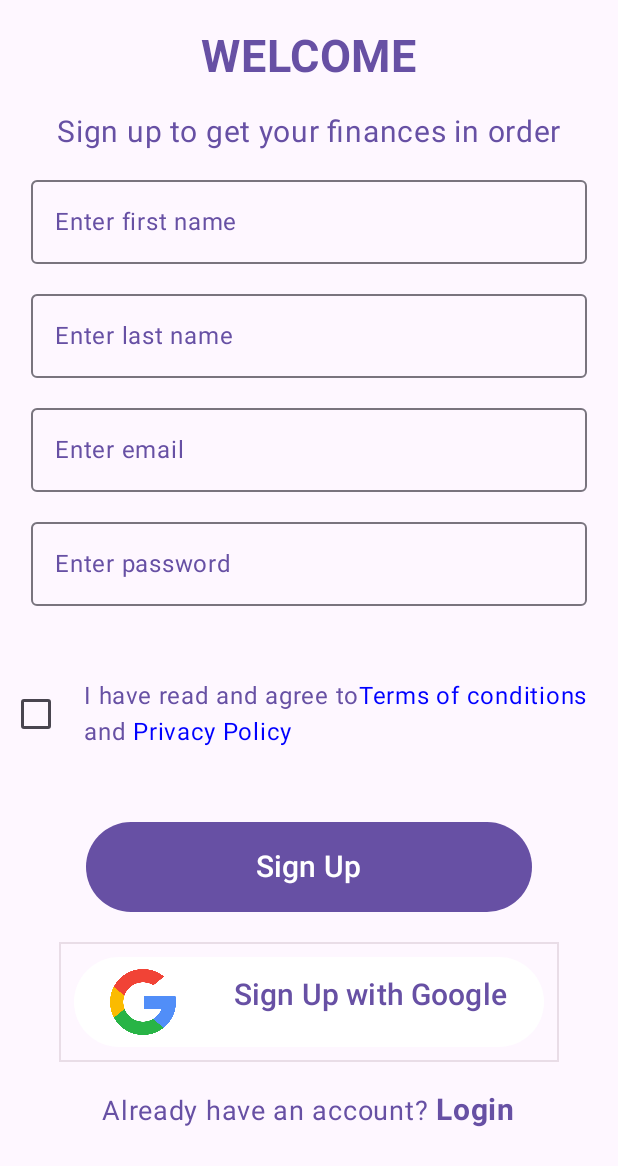
After one commit to hngx-org/financial-planner-ai-app, an Android app built with Jetpack Compose: the composable SignupScreen shown on its own in the app's theme, on a phone screen of 412 x 824 dp. The commit adds this screen. Shown: the top 1166 px of the screen. Run offline under Robolectric (Android 15) with nearby library versions, the phone set to English and light mode, and no system bars.

Commit message:
Sign up screen done (#3)
* App theme set

* Sign up screen

```diff
--- a/app/src/main/java/com/example/financial_planner_ai_app/MainActivity.kt
+++ b/app/src/main/java/com/example/financial_planner_ai_app/MainActivity.kt
@@ -22,25 +22,9 @@ class MainActivity : ComponentActivity() {
                     modifier = Modifier.fillMaxSize(),
                     color = MaterialTheme.colorScheme.background
                 ) {
-                    Greeting("Android")
+                    //app entry comes here
                 }
             }
         }
     }
 }
-
-@Composable
-fun Greeting(name: String, modifier: Modifier = Modifier) {
-    Text(
-        text = "Hello $name!",
-        modifier = modifier
-    )
-}
-
-@Preview(showBackground = true)
-@Composable
-fun GreetingPreview() {
-    FinancialplanneraiappTheme {
-        Greeting("Android")
-    }
-}
--- /dev/null
+++ b/app/src/main/java/com/example/financial_planner_ai_app/ui/screens/SignupScreen.kt
@@ -0,0 +1,206 @@
+package com.example.financial_planner_ai_app.ui.screens
+
+import androidx.compose.foundation.Image
+import androidx.compose.foundation.border
+import androidx.compose.foundation.layout.Arrangement
+import androidx.compose.foundation.layout.Column
+import androidx.compose.foundation.layout.Row
+import androidx.compose.foundation.layout.fillMaxSize
+import androidx.compose.foundation.layout.fillMaxWidth
+import androidx.compose.foundation.layout.height
+import androidx.compose.foundation.layout.padding
+import androidx.compose.material3.Button
+import androidx.compose.material3.ButtonDefaults
+import androidx.compose.material3.Checkbox
+import androidx.compose.material3.ExperimentalMaterial3Api
+import androidx.compose.material3.MaterialTheme
+import androidx.compose.material3.OutlinedTextField
+import androidx.compose.material3.Text
+import androidx.compose.runtime.Composable
+import androidx.compose.runtime.getValue
+import androidx.compose.runtime.mutableStateOf
+import androidx.compose.runtime.remember
+import androidx.compose.runtime.setValue
+import androidx.compose.ui.Alignment
+import androidx.compose.ui.Modifier
+import androidx.compose.ui.graphics.Color
+import androidx.compose.ui.res.painterResource
+import androidx.compose.ui.text.SpanStyle
+import androidx.compose.ui.text.buildAnnotatedString
+import androidx.compose.ui.text.font.FontWeight
+import androidx.compose.ui.text.withStyle
+import androidx.compose.ui.tooling.preview.Preview
+import androidx.compose.ui.unit.dp
+import androidx.compose.ui.unit.sp
+import com.example.financial_planner_ai_app.R
+
+@OptIn(ExperimentalMaterial3Api::class)
+@Composable
+fun SignupScreen(
+    modifier: Modifier = Modifier,
+    signupUiState: SignupUiState,
+    onFirstNameInput: () -> Unit
+) {
+    var termsAccepted by remember { mutableStateOf(false) }
+    Column(
+        modifier = Modifier.fillMaxSize(),
+        horizontalAlignment = Alignment.CenterHorizontally
+    ) {
+        Text(
+            text = "WELCOME",
+            fontSize = 30.sp,
+            fontWeight = FontWeight.Bold,
+            modifier = Modifier.padding(20.dp),
+            color = MaterialTheme.colorScheme.primary
+        )
+        Text(
+            text = "Sign up to get your finances in order",
+            fontSize = 20.sp,
+            modifier = Modifier.padding(bottom = 20.dp),
+            color = MaterialTheme.colorScheme.primary
+        )
+        OutlinedTextField(
+            value = signupUiState.firstName,
+            onValueChange = { onFirstNameInput() },
+            modifier = Modifier
+                .fillMaxWidth(0.9f)
+                .padding(bottom = 20.dp),
+            placeholder = { Text(
+                text = "Enter first name",
+                color = MaterialTheme.colorScheme.primary
+            ) }
+        )
+        OutlinedTextField(
+            value = signupUiState.lastName,
+            onValueChange = { onFirstNameInput() },
+            modifier = Modifier
+                .fillMaxWidth(0.9f)
+                .padding(bottom = 20.dp),
+            placeholder = { Text(
+                text = "Enter last name",
+                color = MaterialTheme.colorScheme.primary
+            ) }
+        )
+        OutlinedTextField(
+            value = signupUiState.email,
+            onValueChange = { onFirstNameInput() },
+            modifier = Modifier
+                .fillMaxWidth(0.9f)
+                .padding(bottom = 20.dp),
+            placeholder = { Text(
+                text = "Enter email",
+                color = MaterialTheme.colorScheme.primary
+            ) }
+        )
+        OutlinedTextField(
+            value = signupUiState.password,
+            onValueChange = { onFirstNameInput() },
+            modifier = Modifier
+                .fillMaxWidth(0.9f)
+                .padding(bottom = 20.dp),
+            placeholder = { Text(
+                text = "Enter password",
+                color = MaterialTheme.colorScheme.primary
+            ) }
+        )
+        Row(
+            modifier = Modifier.fillMaxWidth(),
+            verticalAlignment = Alignment.CenterVertically
+        ){
+            Checkbox(
+                checked = termsAccepted,
+                onCheckedChange = {
+                    termsAccepted = it
+                }
+            )
+            Text(
+                buildAnnotatedString {
+
+                    withStyle(style = SpanStyle(color = MaterialTheme.colorScheme.primary, fontSize = 16.sp)){
+                                         append("I have read and agree to")
+                                     }
+                    withStyle(style = SpanStyle(color = Color.Blue, fontSize = 16.sp)){
+                                         append("Terms of conditions\n")
+                                     }
+                    withStyle(style = SpanStyle(color = MaterialTheme.colorScheme.primary, fontSize = 16.sp)){
+                                         append("and ")
+                                     }
+                    withStyle(style = SpanStyle(color = Color.Blue, fontSize = 16.sp)){
+                                         append("Privacy Policy")
+                                     }
+                },
+                fontSize = 16.sp,
+                modifier = Modifier
+                    .padding(top = 20.dp)
+                    .padding(bottom = 20.dp)
+                    .padding(8.dp),
+                color = MaterialTheme.colorScheme.primary
+            )
+        }
+        Button(
+            onClick = { /*TODO*/ },
+            modifier = Modifier
+                .padding(20.dp)
+                .height(60.dp)
+                .fillMaxWidth(0.8f)
+        ) {
+            Text(
+                text = "Sign Up",
+                fontSize = 20.sp
+            )
+        }
+        Button(
+            onClick = { /*TODO*/ },
+            modifier = Modifier
+                .border(1.dp, Color(233, 221, 231))
+                .padding(10.dp)
+                .height(60.dp)
+                .fillMaxWidth(0.8f),
+            colors = ButtonDefaults.buttonColors(
+                containerColor = Color(255, 255, 255)
+            )
+        ) {
+            Row(
+                modifier = Modifier.fillMaxWidth(),
+                horizontalArrangement = Arrangement.SpaceBetween
+            ) {
+                Image(
+                    painter = painterResource(id = R.drawable.search),
+                    contentDescription ="google"
+                )
+                Text(
+                    text = "Sign Up with Google",
+                    fontSize = 20.sp,
+                    color = MaterialTheme.colorScheme.primary,
+                    modifier = Modifier.padding(top = 5.dp)
+                )
+            }
+
+        }
+        Text(
+            buildAnnotatedString{
+                withStyle(style = SpanStyle(color = MaterialTheme.colorScheme.primary, fontSize = 18.sp)){
+                    append("Already have an account?")
+                }
+                withStyle(style = SpanStyle(fontWeight = FontWeight.Bold, color = MaterialTheme.colorScheme.primary, fontSize = 20.sp)) {
+                    append(" Login")
+                }
+            },
+            modifier = Modifier.padding(20.dp)
+        )
+    }
+}
+
+@Preview(showBackground = true)
+@Composable
+fun SignupScreenPreview() {
+    SignupScreen(
+        signupUiState = SignupUiState(
+            firstName = "",
+            lastName = "",
+            email = "",
+            password = ""
+        ),
+        onFirstNameInput = {}
+    )
+}
--- /dev/null
+++ b/app/src/main/java/com/example/financial_planner_ai_app/ui/screens/SignupUiState.kt
@@ -0,0 +1,8 @@
+package com.example.financial_planner_ai_app.ui.screens
+
+data class SignupUiState(
+    val firstName: String = "",
+    val lastName: String = "",
+    val password: String = "",
+    val email: String = ""
+)
```
Also changed, not shown: app/src/main/res/drawable-nodpi/google.png (added), app/src/main/res/drawable-nodpi/search.png (added).
